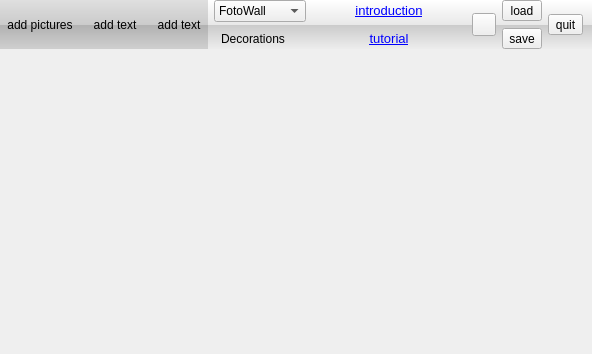
Above: FotoWall.ui from enricoros/fotowall before the change. Below: the same form after it.
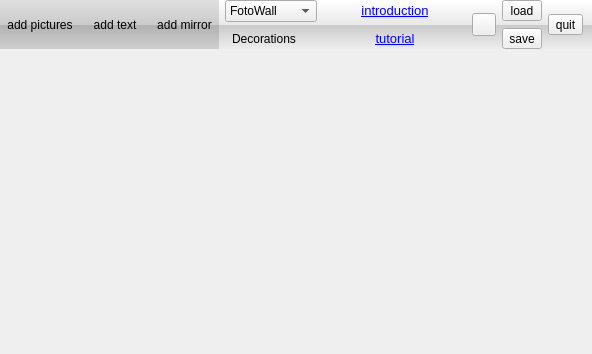
That is the form after the change. Icons and pictures are not drawn.

Commit message: Integrated the Mirror Item.

```diff
--- a/FotoWall.ui
+++ b/FotoWall.ui
@@ -156,7 +156,7 @@
          <item>
           <widget class="QToolButton" name="addMirror">
            <property name="text">
-            <string>add text</string>
+            <string>add mirror</string>
            </property>
            <property name="icon">
             <iconset resource="fotowall.qrc">
```
Left out of the diff: 9 changed lines with no effect on the pictures. The commit also changes 7 other files.
